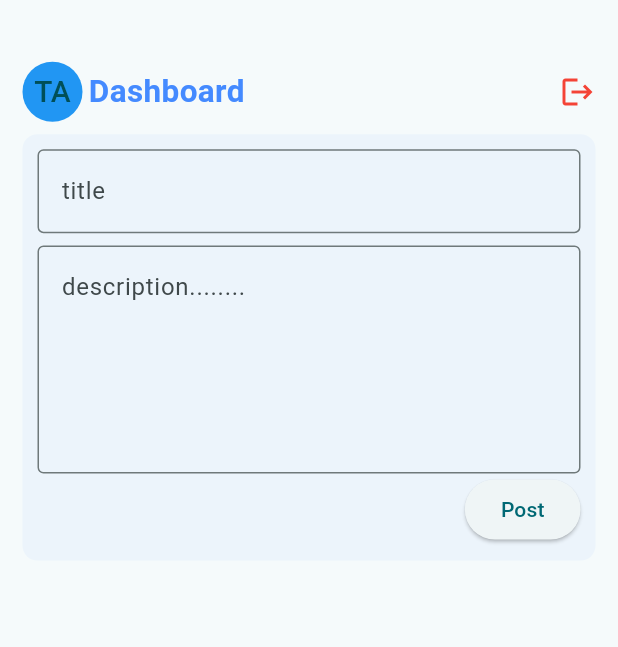
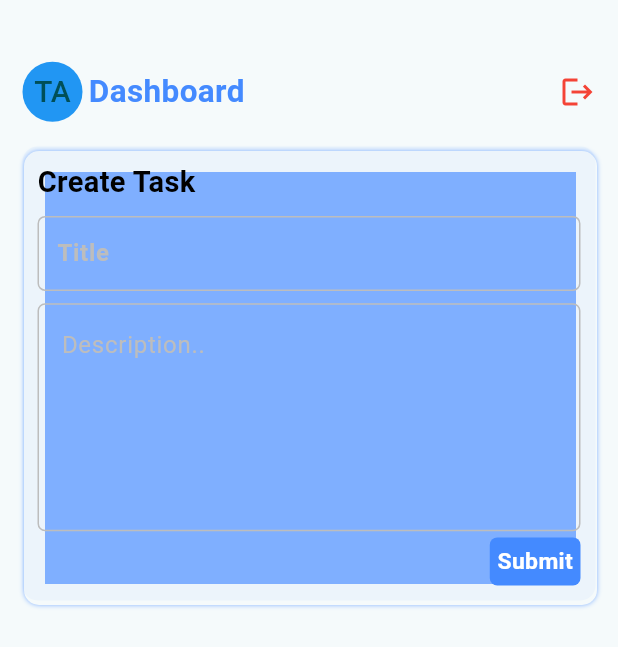
Before and after one commit to Tanjid470/bdcalling_task, a Flutter app: the HomeView screen opened by its route, on a phone screen of 412 x 824 dp. Shown: the top 647 px of the screen. Run offline on Flutter 3.47's test engine with Material 3 defaults, Android fonts, the phone set to English and light mode, and no system bars; our stand-ins replace connectivity_plus, file_picker, flutter_smart_dialog, get, shared_preferences; missing offline and left inert: pretty_http_logger; accounts and stored records are empty; network calls fail; Roboto replaces fonts that are missing (HindSiliguri); statements that could not run were skipped.

Commit message:
create task work successfully

```diff
--- a/lib/modules/home/view/home_view.dart
+++ b/lib/modules/home/view/home_view.dart
@@ -140,9 +140,6 @@ class _HomeViewState extends State<HomeView> {
                         InkWell(
                           onTap: () {
                             Scaffold.of(context).openDrawer();
-                            print(preferences
-                                .getString('access_token')
-                                .toString());
                           },
                           child: const CircleAvatar(
                             radius: 20,
@@ -175,42 +172,121 @@ class _HomeViewState extends State<HomeView> {
                         ))
                   ],
                 ),
-                SizedBox(height: ResponsiveScale.of(context).hp(1)),
+                SizedBox(height: ResponsiveScale.of(context).hp(2)),
                 Container(
-                  padding: EdgeInsets.all(10),
+                  padding: const EdgeInsets.all(10),
                   decoration: BoxDecoration(
-                    color: Colors.blueAccent.withOpacity(0.05),
-                    borderRadius: BorderRadius.all(Radius.circular(10))
-                  ),
+                      color: Colors.blueAccent.withOpacity(0.05),
+                      borderRadius: const BorderRadius.all(Radius.circular(10)),
+                      boxShadow: [
+                        BoxShadow(
+                            color: Colors.blueAccent.shade100,
+                            blurStyle: BlurStyle.outer,
+                            blurRadius: 2,
+                            offset: Offset(1, 3))
+                      ]),
                   child: Column(
                     crossAxisAlignment: CrossAxisAlignment.start,
                     children: [
-                      TextField(
-                        controller: homeController.titleController,
-                        decoration: const InputDecoration(
-                          labelText: "title",
-                          alignLabelWithHint: true,
+                      Text(
+                        "Create Task",
+                        style: TextStyle(
+                            fontSize: TextSize.font20(context),
+                            fontWeight: FontWeight.w700,
+                            color: Colors.black),
+                      ),
+                      SizedBox(height: ResponsiveScale.of(context).hp(1)),
+                      Container(
+                        alignment: Alignment.center,
+                        decoration: BoxDecoration(
+                            color:  homeController.titleController.text.isEmpty
+                                ? Colors.transparent
+                                : Colors.white,
+                            borderRadius: BorderRadius.circular(5),
+                            border: Border.all(
+                              color:  homeController.titleController.text.isEmpty
+                                  ? Colors.grey.shade400
+                                  : Colors.blueAccent,
+                            )),
+                        child: TextField(
+                          controller:  homeController.titleController,
+                          textInputAction: TextInputAction.next,
+                          style: const TextStyle(
+                              fontSize: 16,
+                              fontFamily: 'HindSiliguri',
+                              // color: HexColor('#7A7A7A'),
+                              fontWeight: FontWeight.bold),
+                          keyboardType: TextInputType.name,
+                          decoration: InputDecoration(
+                            contentPadding:
+                            const EdgeInsets.symmetric(horizontal: 8, vertical: 0),
+                            border: const OutlineInputBorder(borderSide: BorderSide.none),
+                            hintText: 'Title',
+                            hintStyle: TextStyle(
+                                fontFamily: 'HindSiliguri',
+                                color: Colors.grey.shade400,
+                                fontSize: 16),
+                            //hintStyle: const TextStyle(color: Colors.orangeAccent),
+                          ),
+                          onChanged: (value) {
 
-                          border: OutlineInputBorder(),
+                            setState(() {});
+                          },
                         ),
                       ),
                       SizedBox(height: ResponsiveScale.of(context).hp(1)),
+
                       TextField(
                         controller: homeController.descriptionController,
                         maxLines: 5,
-                        decoration: const InputDecoration(
-                          labelText: "description........",
+                        decoration: InputDecoration(
+                          labelText: "Description..",
+                          labelStyle: TextStyle(
+                            fontFamily: 'HindSiliguri',
+                            color: Colors.grey.shade400,
+                            fontSize: 16,
+                          ),
                           alignLabelWithHint: true,
-                          border: OutlineInputBorder(),
+                          border: OutlineInputBorder(
+                            borderRadius: BorderRadius.circular(5), // Optional rounded corners
+                          ),
+                          focusedBorder: OutlineInputBorder(
+                            borderRadius: BorderRadius.circular(5),
+                            borderSide: const BorderSide(
+                              color: Colors.blueAccent, // Change to desired focused color
+                              width: 1.0,
+                            ),
+                          ),
+                          enabledBorder: OutlineInputBorder(
+                            borderRadius: BorderRadius.circular(5),
+                            borderSide: BorderSide(
+                              color: Colors.grey.shade400, // Change to desired enabled color
+                              width: 1,
+                            ),
+                          ),
                         ),
                       ),
+
+                      SizedBox(height: ResponsiveScale.of(context).hp(.5)),
                       Align(
                         alignment: Alignment.bottomRight,
-                        child: ElevatedButton(
-                          onPressed: () {
+                        child: InkWell(
+                          onTap: () {
                             homeController.createTask();
                           },
-                          child: const Text("Post"),
+                          child: Container(
+                              padding: EdgeInsets.all(5),
+                              decoration: BoxDecoration(
+                                  color: Colors.blueAccent,
+                                  borderRadius:
+                                      BorderRadius.all(Radius.circular(5))),
+                              child: Text(
+                                "Submit",
+                                style: TextStyle(
+                                    fontSize: TextSize.font16(context),
+                                    fontWeight: FontWeight.w700,
+                                    color: Colors.white),
+                              )),
                         ),
                       ),
                     ],
```
